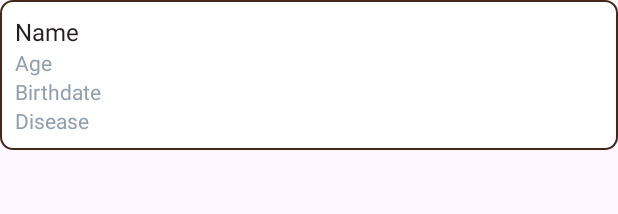
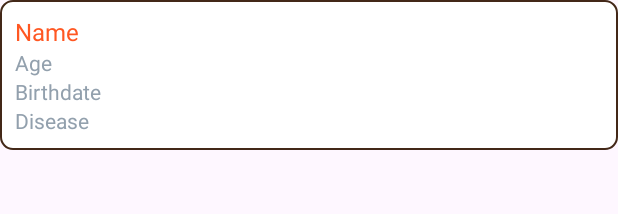
Before and after one commit to Gabskyy25/MediSync, an Android app: the layout patient_item.xml on its own in the app's theme, with its tools: preview values and no code run, on a phone screen of 412 x 824 dp. Shown: the top 214 px of the screen. Run offline under Robolectric (Android 15) with nearby library versions, the light colour scheme and no system bars.

Commit message:
initial Commit

```diff
--- /dev/null
+++ b/app/src/main/res/drawable/backgroundpatient.xml
@@ -0,0 +1,15 @@
+<?xml version="1.0" encoding="utf-8"?>
+<shape xmlns:android="http://schemas.android.com/apk/res/android"
+    android:shape="rectangle">
+    <solid android:color="#FFFFFF" />
+    <corners android:radius="8dp" />
+    <stroke
+        android:width="1.5dp"
+        android:color="@color/brown6"
+        />
+    <padding
+        android:bottom="8dp"
+        android:left="8dp"
+        android:right="8dp"
+        android:top="8dp" />
+</shape>
--- a/app/src/main/res/layout/patient_item.xml
+++ b/app/src/main/res/layout/patient_item.xml
@@ -3,15 +3,14 @@
     android:layout_height="wrap_content"
     android:orientation="vertical"
     android:padding="10dp"
-    android:background="@drawable/edittext_background"> <!-- Reuse your drawable for consistency -->
-
+    android:background="@drawable/backgroundpatient">
     <TextView
         android:id="@+id/patientName"
         android:layout_width="wrap_content"
         android:layout_height="wrap_content"
         android:text="Name"
         android:textSize="16sp"
-        android:textColor="#231f20" />
+        android:textColor="#FF5722" />
 
     <TextView
         android:id="@+id/patientAge"
```
